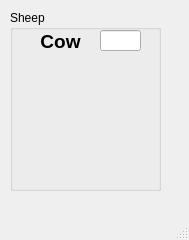
Old version of the form cow.ui in the repository SjdHbz/bullshit.
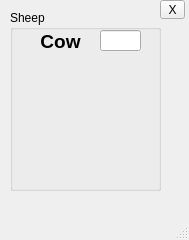
New version of the form. Icons and pictures are not drawn.

Diff of the .ui file:
```diff
--- a/cow.ui
+++ b/cow.ui
@@ -72,6 +72,19 @@
      </property>
     </widget>
    </widget>
+   <widget class="QToolButton" name="toolButton">
+    <property name="geometry">
+     <rect>
+      <x>160</x>
+      <y>0</y>
+      <width>25</width>
+      <height>19</height>
+     </rect>
+    </property>
+    <property name="text">
+     <string>X</string>
+    </property>
+   </widget>
   </widget>
   <widget class="QMenuBar" name="menubar">
    <property name="geometry">
```
Left out of the diff: 19 changed lines with no effect on the pictures.
